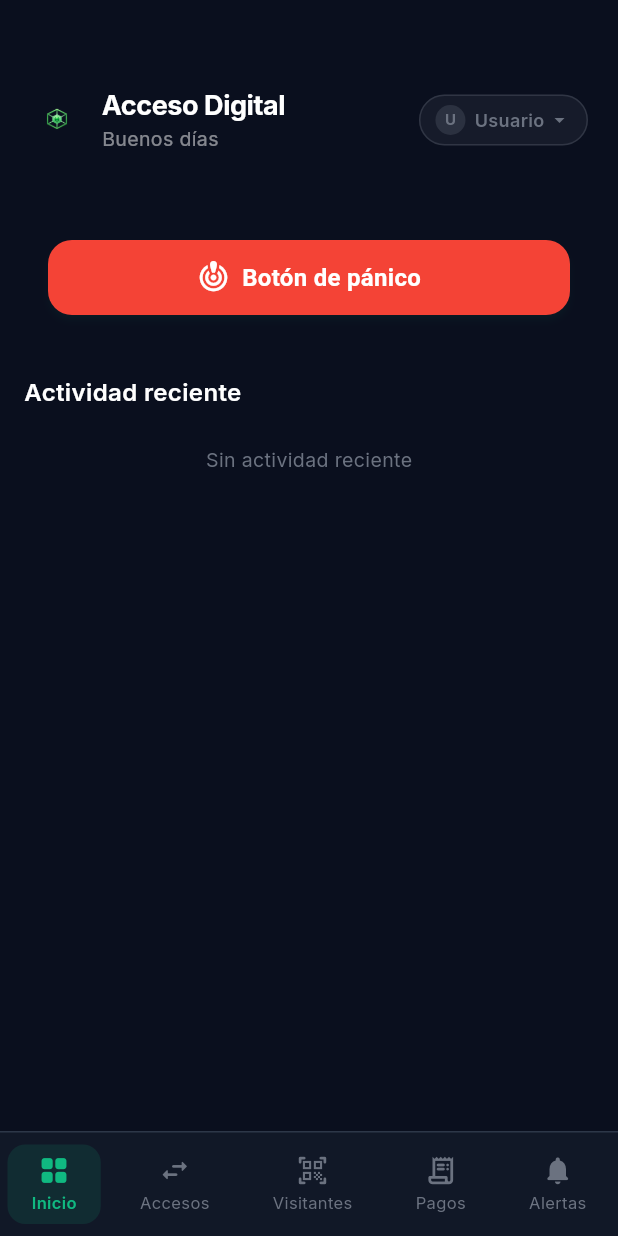
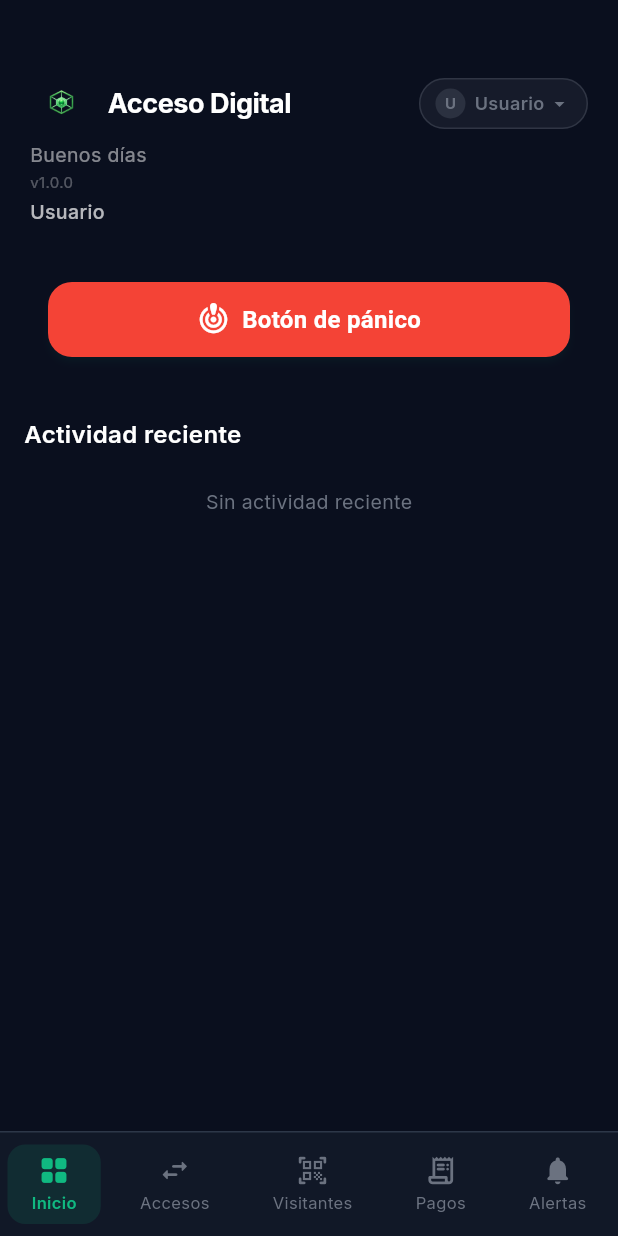
Before and after one commit to IADOSIT/accesos_iados, a Flutter app: the DashboardScreen screen opened by its route, on a phone screen of 412 x 824 dp. Run offline on Flutter 3.47's test engine with Material 3 defaults, Android fonts, the phone set to English and light mode, and no system bars; our stand-ins replace animate_do, dio, firebase_core, firebase_messaging, flutter_local_notifications, flutter_riverpod and 6 more; missing offline and left inert: mobile_scanner; accounts and stored records are empty; network calls fail; project files that could hold a hidden picture were left out.

```diff
--- a/mobile/lib/features/dashboard/presentation/dashboard_screen.dart
+++ b/mobile/lib/features/dashboard/presentation/dashboard_screen.dart
@@ -62,7 +62,7 @@ class DashboardScreen extends ConsumerWidget {
         slivers: [
           // App Bar personalizado
           SliverAppBar(
-            expandedHeight: 120,
+            expandedHeight: 148,
             floating: false,
             pinned: true,
             backgroundColor: Theme.of(context).scaffoldBackgroundColor,
@@ -71,17 +71,18 @@ class DashboardScreen extends ConsumerWidget {
                 decoration: BoxDecoration(
                   color: Theme.of(context).scaffoldBackgroundColor,
                 ),
-                padding: const EdgeInsets.fromLTRB(20, 56, 20, 16),
-                child: Row(
-                  children: [
-                    const _HexLogoSmall(),
-                    const SizedBox(width: 12),
-                    Expanded(
+                padding: const EdgeInsets.fromLTRB(20, 52, 20, 12),
                 child: Column(
                   crossAxisAlignment: CrossAxisAlignment.start,
                   mainAxisAlignment: MainAxisAlignment.center,
                   children: [
-                          Text(
+                    // Fila: Logo + nombre fraccionamiento + badge rol
+                    Row(
+                      children: [
+                        const _HexLogoSmall(),
+                        const SizedBox(width: 10),
+                        Expanded(
+                          child: Text(
                             auth.tenantName ?? 'Acceso Digital',
                             style: TextStyle(
                               fontSize: 18,
@@ -89,7 +90,16 @@ class DashboardScreen extends ConsumerWidget {
                               color: Theme.of(context).colorScheme.onSurface,
                               letterSpacing: -0.3,
                             ),
+                            maxLines: 2,
+                            overflow: TextOverflow.ellipsis,
                           ),
+                        ),
+                        const SizedBox(width: 8),
+                        _RoleBadge(auth: auth, ref: ref),
+                      ],
+                    ),
+                    const SizedBox(height: 8),
+                    // Saludo
                     Text(
                       _greeting(),
                       style: TextStyle(
@@ -97,10 +107,25 @@ class DashboardScreen extends ConsumerWidget {
                         color: Theme.of(context).colorScheme.onSurface.withOpacity(0.5),
                       ),
                     ),
-                        ],
+                    const SizedBox(height: 1),
+                    // Versión
+                    Text(
+                      'v1.0.0',
+                      style: TextStyle(
+                        fontSize: 10,
+                        color: Theme.of(context).colorScheme.onSurface.withOpacity(0.3),
                       ),
                     ),
-                    _RoleBadge(auth: auth, ref: ref),
+                    const SizedBox(height: 4),
+                    // Nombre del usuario
+                    Text(
+                      auth.displayName.isNotEmpty ? auth.displayName : '',
+                      style: TextStyle(
+                        fontSize: 13,
+                        fontWeight: FontWeight.w500,
+                        color: Theme.of(context).colorScheme.onSurface.withOpacity(0.7),
+                      ),
+                    ),
                   ],
                 ),
               ),
@@ -258,7 +283,7 @@ class _HexLogoSmall extends StatelessWidget {
   const _HexLogoSmall();
   @override
   Widget build(BuildContext context) =>
-      const IadosLogo(size: 36, showText: false);
+      const IadosLogo(size: 42, showText: false);
 }
 
 class _RoleBadge extends StatelessWidget {
--- a/mobile/lib/main.dart
+++ b/mobile/lib/main.dart
@@ -94,6 +94,7 @@ void main() async {
         .resolvePlatformSpecificImplementation<AndroidFlutterLocalNotificationsPlugin>();
     await androidPlugin?.createNotificationChannel(androidGeneralChannel);
     await androidPlugin?.createNotificationChannel(androidSvcRequestChannel);
+    await androidPlugin?.createNotificationChannel(androidPanicChannel);
 
     // Android 13+ (API 33+): solicitar POST_NOTIFICATIONS en runtime
     await androidPlugin?.requestNotificationsPermission();
```
Also changed, not shown: iados-5c460-firebase-adminsdk-fbsvc-8c2a2f06e3.json (deleted, +0 -13 lines), mobile/lib/core/services/local_notif_service.dart (+12 -0 lines), 4 other files. Lines whose indentation alone changed are shown as unchanged.
